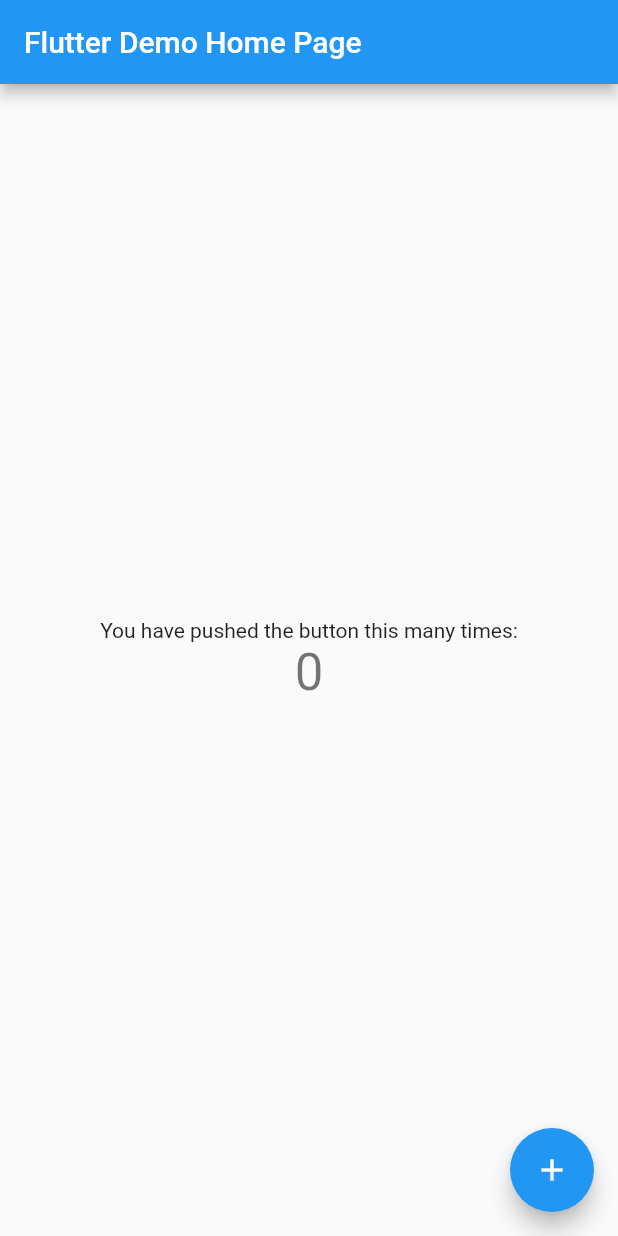
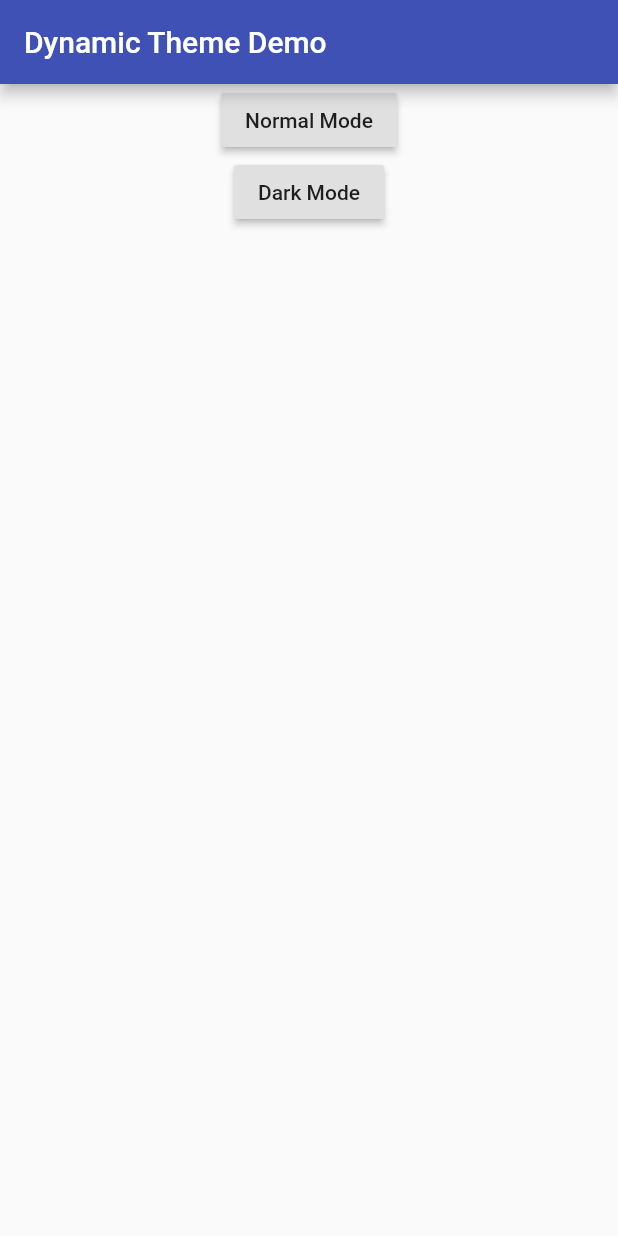
Before and after one commit to kailashchoudhary29/Flutter-Basic, a Flutter app: the screen it shows after launch, on a phone screen of 412 x 824 dp. Run offline on Flutter 3.47's test engine with Material 2 defaults, Android fonts, the phone set to English and light mode, and no system bars; our stand-ins replace dynamic_theme.

Commit message:
Dynamic Theme

```diff
--- a/lib/main.dart
+++ b/lib/main.dart
@@ -1,111 +1,76 @@
 import 'package:flutter/material.dart';
+import "package:dynamic_theme/dynamic_theme.dart";
 
-void main() => runApp(MyApp());
+void main() => runApp(DynamicThemeAppDemo());
 
-class MyApp extends StatelessWidget {
-  // This widget is the root of your application.
+class DynamicThemeAppDemo extends StatelessWidget {
   @override
   Widget build(BuildContext context) {
-    return MaterialApp(
-      title: 'Flutter Demo',
-      theme: ThemeData(
-        // This is the theme of your application.
-        //
-        // Try running your application with "flutter run". You'll see the
-        // application has a blue toolbar. Then, without quitting the app, try
-        // changing the primarySwatch below to Colors.green and then invoke
-        // "hot reload" (press "r" in the console where you ran "flutter run",
-        // or simply save your changes to "hot reload" in a Flutter IDE).
-        // Notice that the counter didn't reset back to zero; the application
-        // is not restarted.
-        primarySwatch: Colors.blue,
+    return DynamicTheme(
+      defaultBrightness: Brightness.light,
+      data: (brightness) => ThemeData(
+        primarySwatch: Colors.indigo,
+        brightness: brightness,
       ),
-      home: MyHomePage(title: 'Flutter Demo Home Page'),
+      themedWidgetBuilder: (context, theme) {
+        return MaterialApp(
+          debugShowCheckedModeBanner: false,
+          title: "App Theme",
+          theme: theme,
+          home: DynamicWidget(),
+        );
+      },
     );
   }
 }
 
-class MyHomePage extends StatefulWidget {
-  MyHomePage({Key key, this.title}) : super(key: key);
-
-  // This widget is the home page of your application. It is stateful, meaning
-  // that it has a State object (defined below) that contains fields that affect
-  // how it looks.
-
-  // This class is the configuration for the state. It holds the values (in this
-  // case the title) provided by the parent (in this case the App widget) and
-  // used by the build method of the State. Fields in a Widget subclass are
-  // always marked "final".
-
-  final String title;
-
+class DynamicWidget extends StatefulWidget {
   @override
-  _MyHomePageState createState() => _MyHomePageState();
+  _DynamicWidgetState createState() => _DynamicWidgetState();
 }
 
-class _MyHomePageState extends State<MyHomePage> {
-  int _counter = 0;
-
-  void _incrementCounter() {
-    setState(() {
-      // This call to setState tells the Flutter framework that something has
-      // changed in this State, which causes it to rerun the build method below
-      // so that the display can reflect the updated values. If we changed
-      // _counter without calling setState(), then the build method would not be
-      // called again, and so nothing would appear to happen.
-      _counter++;
-    });
+class _DynamicWidgetState extends State<DynamicWidget> {
+  @override
+  void initState() {
+    // TODO: implement initState
+    super.initState();
   }
 
   @override
   Widget build(BuildContext context) {
-    // This method is rerun every time setState is called, for instance as done
-    // by the _incrementCounter method above.
-    //
-    // The Flutter framework has been optimized to make rerunning build methods
-    // fast, so that you can just rebuild anything that needs updating rather
-    // than having to individually change instances of widgets.
     return Scaffold(
       appBar: AppBar(
-        // Here we take the value from the MyHomePage object that was created by
-        // the App.build method, and use it to set our appbar title.
-        title: Text(widget.title),
+        title: Text("Dynamic Theme Demo"),
       ),
       body: Center(
-        // Center is a layout widget. It takes a single child and positions it
-        // in the middle of the parent.
         child: Column(
-          // Column is also layout widget. It takes a list of children and
-          // arranges them vertically. By default, it sizes itself to fit its
-          // children horizontally, and tries to be as tall as its parent.
-          //
-          // Invoke "debug painting" (press "p" in the console, choose the
-          // "Toggle Debug Paint" action from the Flutter Inspector in Android
-          // Studio, or the "Toggle Debug Paint" command in Visual Studio Code)
-          // to see the wireframe for each widget.
-          //
-          // Column has various properties to control how it sizes itself and
-          // how it positions its children. Here we use mainAxisAlignment to
-          // center the children vertically; the main axis here is the vertical
-          // axis because Columns are vertical (the cross axis would be
-          // horizontal).
-          mainAxisAlignment: MainAxisAlignment.center,
           children: <Widget>[
-            Text(
-              'You have pushed the button this many times:',
+            RaisedButton(
+              child: Text("Normal Mode"),
+              onPressed: () {
+                DynamicTheme.of(context).setThemeData(ThemeData(
+                  primaryColor: Theme.of(context).primaryColor == Colors.indigo
+                      ? Colors.pink
+                      : Colors.indigo,
+                  buttonColor: Theme.of(context).buttonColor == Colors.grey
+                      ? Colors.pink
+                      : Colors.grey,
+                ));
+              },
             ),
-            Text(
-              '$_counter',
-              style: Theme.of(context).textTheme.display1,
+            RaisedButton(
+              child: Text("Dark Mode"),
+              onPressed: () {
+                DynamicTheme.of(context).setBrightness(
+                  Theme.of(context).brightness == Brightness.light
+                      ? Brightness.dark
+                      : Brightness.light,
+                );
+              },
             ),
           ],
         ),
       ),
-      floatingActionButton: FloatingActionButton(
-        onPressed: _incrementCounter,
-        tooltip: 'Increment',
-        child: Icon(Icons.add),
-      ), // This trailing comma makes auto-formatting nicer for build methods.
     );
   }
 }
--- a/pubspec.yaml
+++ b/pubspec.yaml
@@ -19,6 +19,8 @@ environment:
 dependencies:
   flutter:
     sdk: flutter
+  dynamic_theme: ^1.0.1
+
 
   # The following adds the Cupertino Icons font to your application.
   # Use with the CupertinoIcons class for iOS style icons.
```
Also changed, not shown: pubspec.lock.
